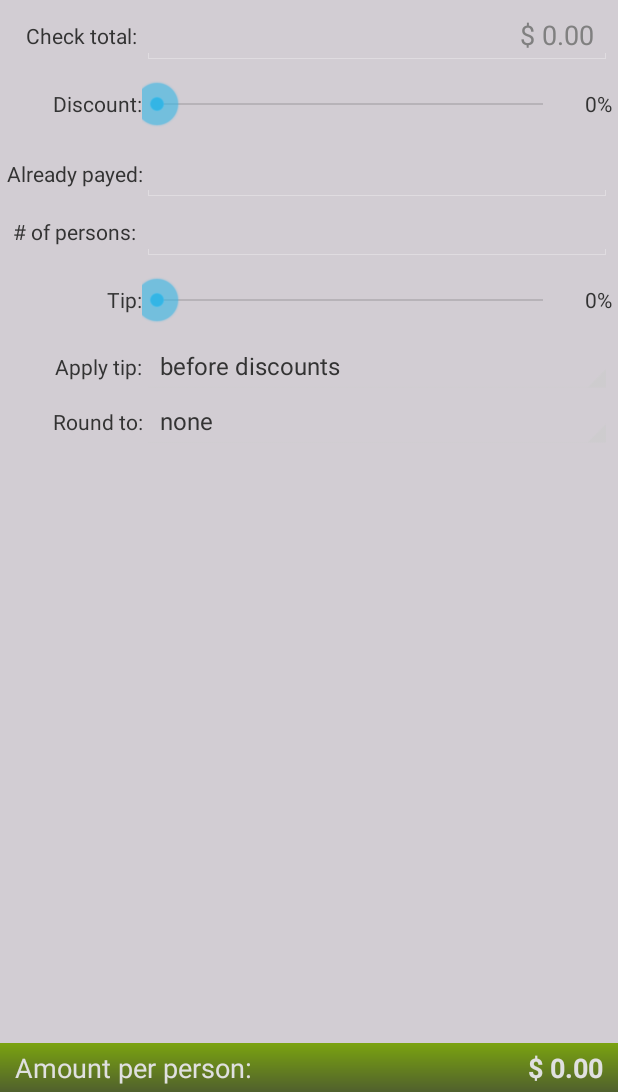
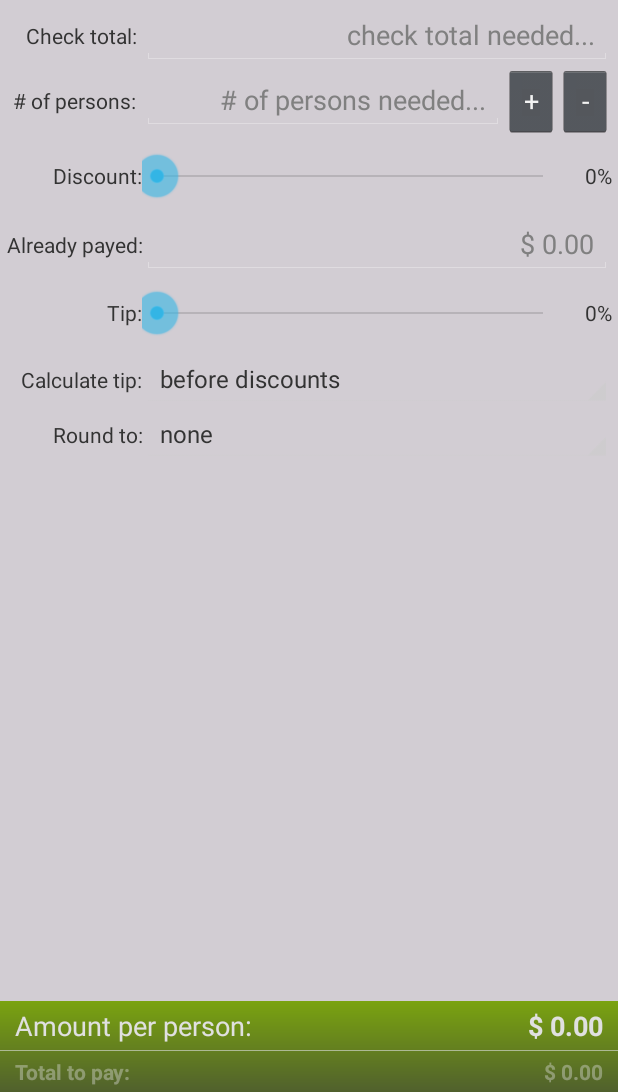
Before and after one commit to axelitus/android-CheckSplit, an Android app: the screen it shows after launch (MainActivity), on a phone screen of 412 x 824 dp, the part 144-1236 px from its top. Run offline under Robolectric (Android 15) with nearby library versions, the phone set to English and light mode, and no system bars.

Commit message:
Made some layout changes

```diff
--- a/CheckSplit/src/main/res/layout/activity_main.xml
+++ b/CheckSplit/src/main/res/layout/activity_main.xml
@@ -68,18 +68,67 @@
                             android:text="@string/main_check_total"
                             android:id="@+id/main_lbl_check_total"
                             android:paddingRight="4dp"
-                            android:gravity="center_vertical|right"/>
+                            android:gravity="center_vertical|right"
+                            android:layout_gravity="center_vertical"/>
 
                     <EditText
-                            android:layout_width="wrap_content"
+                            android:layout_width="fill_parent"
                             android:layout_height="wrap_content"
                             android:inputType="numberDecimal"
                             android:ems="10"
                             android:id="@+id/main_txt_check_total"
                             android:layout_column="1"
                             android:gravity="right"
-                            android:hint="$ 0.00"
-                            android:layout_span="2"/>
+                            android:hint="check total needed..."
+                            android:layout_span="4"
+                            android:layout_gravity="center_vertical"
+                            android:digits="0123456789."
+                            android:numeric="decimal"
+                            />
+                </TableRow>
+
+                <TableRow
+                        android:layout_width="fill_parent"
+                        android:layout_height="fill_parent">
+
+                    <TextView
+                            android:layout_width="wrap_content"
+                            android:layout_height="fill_parent"
+                            android:text="@string/main_person_count"
+                            android:id="@+id/main_lbl_person_count"
+                            android:paddingRight="4dp"
+                            android:gravity="center_vertical|right"
+                            android:layout_gravity="center_vertical"/>
+
+                    <EditText
+                            android:layout_width="fill_parent"
+                            android:layout_height="wrap_content"
+                            android:inputType="number"
+                            android:ems="10"
+                            android:id="@+id/main_txt_person_count"
+                            android:gravity="right"
+                            android:layout_span="2"
+                            android:layout_gravity="center_vertical"
+                            android:digits="0123456789"
+                            android:hint="# of persons needed..."
+                            android:numeric="integer"
+                            />
+
+                    <Button
+                            android:layout_width="wrap_content"
+                            android:layout_height="wrap_content"
+                            android:text="+"
+                            android:id="@+id/main_btn_person_plus"
+                            android:layout_gravity="center_vertical"
+                            android:minWidth="36dp"/>
+
+                    <Button
+                            android:layout_width="wrap_content"
+                            android:layout_height="wrap_content"
+                            android:text="-"
+                            android:id="@+id/main_btn_person_minus"
+                            android:minWidth="36dp"/>
+
                 </TableRow>
 
                 <TableRow
@@ -91,14 +140,16 @@
                             android:layout_height="fill_parent"
                             android:text="@string/main_discount"
                             android:id="@+id/main_lbl_discount"
-                            android:gravity="center_vertical|right"/>
+                            android:gravity="center_vertical|right"
+                            android:layout_gravity="center_vertical"/>
 
                     <SeekBar
                             android:layout_width="wrap_content"
                             android:layout_height="wrap_content"
                             android:id="@+id/main_skb_discount"
                             android:max="100"
-                            android:padding="10dp"/>
+                            android:padding="10dp"
+                            android:layout_span="3"/>
 
                     <TextView
                             android:layout_width="wrap_content"
@@ -120,7 +171,8 @@
                             android:layout_height="wrap_content"
                             android:text="Already payed:"
                             android:id="@+id/main_lbl_already_payed"
-                            android:gravity="center_vertical|right"/>
+                            android:gravity="center_vertical|right"
+                            android:layout_gravity="center_vertical"/>
 
                     <EditText
                             android:layout_width="wrap_content"
@@ -128,31 +180,11 @@
                             android:inputType="numberDecimal"
                             android:ems="10"
                             android:id="@+id/main_txt_already_payed"
-                            android:layout_span="2"
-                            android:gravity="right"/>
-                </TableRow>
-
-                <TableRow
-                        android:layout_width="fill_parent"
-                        android:layout_height="fill_parent">
-
-                    <TextView
-                            android:layout_width="wrap_content"
-                            android:layout_height="fill_parent"
-                            android:text="@string/main_person_count"
-                            android:id="@+id/main_lbl_person_count"
-                            android:paddingRight="4dp"
-                            android:gravity="center_vertical|right"/>
-
-                    <EditText
-                            android:layout_width="wrap_content"
-                            android:layout_height="wrap_content"
-                            android:inputType="number"
-                            android:ems="10"
-                            android:id="@+id/main_txt_person_count"
+                            android:layout_span="4"
                             android:gravity="right"
-                            android:layout_span="2"/>
-
+                            android:digits="0123456789."
+                            android:hint="$ 0.00"
+                            android:numeric="decimal"/>
                 </TableRow>
 
                 <TableRow
@@ -164,14 +196,16 @@
                             android:layout_height="fill_parent"
                             android:text="@string/main_tip"
                             android:id="@+id/main_lbl_tip"
-                            android:gravity="center_vertical|right"/>
+                            android:gravity="center_vertical|right"
+                            android:layout_gravity="center_vertical"/>
 
                     <SeekBar
                             android:layout_width="wrap_content"
                             android:layout_height="wrap_content"
                             android:id="@+id/main_skb_tip"
                             android:max="100"
-                            android:padding="10dp"/>
+                            android:padding="10dp"
+                            android:layout_span="3"/>
 
                     <TextView
                             android:layout_width="wrap_content"
@@ -190,9 +224,10 @@
                     <TextView
                             android:layout_width="wrap_content"
                             android:layout_height="fill_parent"
-                            android:text="Apply tip:"
+                            android:text="Calculate tip:"
                             android:id="@+id/main_lbl_apply_tip"
-                            android:gravity="center_vertical|right"/>
+                            android:gravity="center_vertical|right"
+                            android:layout_gravity="center_vertical"/>
 
                     <Spinner
                             android:layout_width="fill_parent"
@@ -200,7 +235,7 @@
                             android:id="@+id/main_dpd_apply_tip"
                             android:clickable="true"
                             android:entries="@array/apply_tip_options"
-                            android:layout_span="2"/>
+                            android:layout_span="4"/>
                 </TableRow>
 
                 <TableRow
@@ -212,13 +247,14 @@
                             android:layout_height="fill_parent"
                             android:text="Round to:"
                             android:id="@+id/main_lbl_round_to"
-                            android:gravity="center_vertical|right"/>
+                            android:gravity="center_vertical|right"
+                            android:layout_gravity="center_vertical"/>
 
                     <Spinner
                             android:layout_width="fill_parent"
                             android:layout_height="wrap_content"
                             android:id="@+id/main_dpd_round_to"
-                            android:layout_span="2"
+                            android:layout_span="4"
                             android:entries="@array/round_to_options"/>
                 </TableRow>
 
@@ -249,7 +285,6 @@
                         android:layout_height="wrap_content"
                         android:text="@string/main_amount_per_person"
                         android:id="@+id/main_lbl_amount_per_person"
-                        android:layout_alignParentBottom="true"
                         android:textColor="@color/main_result_text"
                         android:linksClickable="false"
                         android:singleLine="true"
@@ -257,7 +292,8 @@
                         android:paddingLeft="10dp"
                         android:paddingTop="4dp"
                         android:paddingBottom="4dp"
-                        android:paddingRight="10dp"/>
+                        android:paddingRight="10dp"
+                        android:layout_column="0"/>
 
                 <TextView
                         android:layout_width="wrap_content"
@@ -276,6 +312,51 @@
                         android:layout_gravity="right"
                         android:text="$ 0.00"/>
             </TableRow>
+
+            <TableRow
+                    android:layout_width="fill_parent"
+                    android:layout_height="1px"
+                    android:minHeight="1px"
+                    android:background="@color/main_result_line">
+            </TableRow>
+
+            <TableRow
+                    android:layout_width="fill_parent"
+                    android:layout_height="fill_parent">
+
+                <TextView
+                        android:layout_width="fill_parent"
+                        android:layout_height="fill_parent"
+                        android:text="Total to pay:"
+                        android:id="@+id/main_lbl_total_to_pay"
+                        android:singleLine="true"
+                        android:paddingLeft="10dp"
+                        android:paddingTop="4dp"
+                        android:paddingRight="10dp"
+                        android:paddingBottom="4dp"
+                        android:textColor="@color/main_result_total_text"
+                        android:layout_gravity="center_vertical"
+                        android:layout_column="0"
+                        android:textSize="14sp"
+                        android:textStyle="bold"/>
+
+                <TextView
+                        android:layout_width="fill_parent"
+                        android:layout_height="fill_parent"
+                        android:text="$ 0.00"
+                        android:id="@+id/textView"
+                        android:layout_gravity="center_vertical"
+                        android:gravity="center_vertical|right"
+                        android:textColor="@color/main_result_total_text"
+                        android:layout_column="1"
+                        android:paddingLeft="10dp"
+                        android:paddingTop="4dp"
+                        android:paddingRight="10dp"
+                        android:paddingBottom="4dp"
+                        android:singleLine="true"
+                        android:textSize="14sp"
+                        android:textStyle="bold"/>
+            </TableRow>
         </TableLayout>
 
     </LinearLayout>
--- a/CheckSplit/src/main/res/values/colors.xml
+++ b/CheckSplit/src/main/res/values/colors.xml
@@ -5,4 +5,7 @@
 
     <color name="main_title_text">#ffe0e0e0</color>
     <color name="main_result_text">#ffe0e0e0</color>
+    <color name="main_result_total_text">#66e0e0e0</color>
+
+    <color name="main_result_line">#99e0e0e0</color>
 </resources>
```
